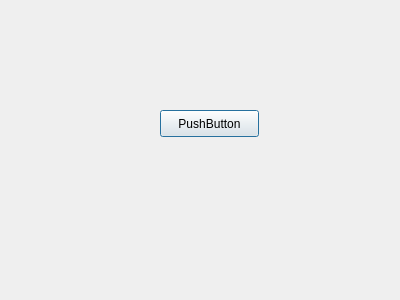
Old version of the form product_details.ui in the repository Gadheyan/DigiBill.
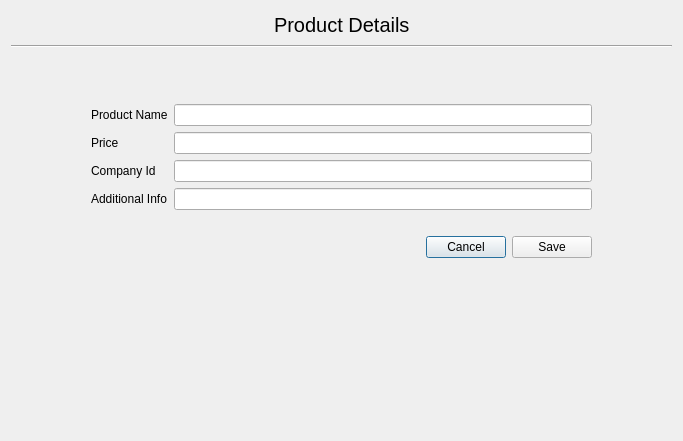
New version of the form. Icons and pictures are not drawn.

```diff
--- a/product_details.ui
+++ b/product_details.ui
@@ -6,26 +6,224 @@
    <rect>
     <x>0</x>
     <y>0</y>
-    <width>400</width>
-    <height>300</height>
+    <width>683</width>
+    <height>441</height>
    </rect>
   </property>
+  <property name="sizePolicy">
+   <sizepolicy hsizetype="Preferred" vsizetype="Preferred">
+    <horstretch>0</horstretch>
+    <verstretch>0</verstretch>
+   </sizepolicy>
+  </property>
   <property name="windowTitle">
    <string>Dialog</string>
   </property>
-  <widget class="QPushButton" name="pushButton">
-   <property name="geometry">
-    <rect>
-     <x>160</x>
-     <y>110</y>
-     <width>99</width>
-     <height>27</height>
-    </rect>
-   </property>
-   <property name="text">
-    <string>PushButton</string>
-   </property>
-  </widget>
+  <property name="autoFillBackground">
+   <bool>false</bool>
+  </property>
+  <layout class="QVBoxLayout" name="verticalLayout_3">
+   <item>
+    <layout class="QVBoxLayout" name="verticalLayout_2">
+     <item>
+      <layout class="QVBoxLayout" name="verticalLayout" stretch="0,0">
+       <property name="sizeConstraint">
+        <enum>QLayout::SetDefaultConstraint</enum>
+       </property>
+       <item>
+        <layout class="QHBoxLayout" name="horizontalLayout">
+         <item>
+          <spacer name="horizontalSpacer">
+           <property name="orientation">
+            <enum>Qt::Horizontal</enum>
+           </property>
+           <property name="sizeHint" stdset="0">
+            <size>
+             <width>248</width>
+             <height>28</height>
+            </size>
+           </property>
+          </spacer>
+         </item>
+         <item>
+          <widget class="QLabel" name="label">
+           <property name="font">
+            <font>
+             <pointsize>15</pointsize>
+            </font>
+           </property>
+           <property name="text">
+            <string>Product Details</string>
+           </property>
+          </widget>
+         </item>
+         <item>
+          <spacer name="horizontalSpacer_2">
+           <property name="orientation">
+            <enum>Qt::Horizontal</enum>
+           </property>
+           <property name="sizeHint" stdset="0">
+            <size>
+             <width>248</width>
+             <height>28</height>
+            </size>
+           </property>
+          </spacer>
+         </item>
+        </layout>
+       </item>
+       <item>
+        <widget class="Line" name="line">
+         <property name="font">
+          <font>
+           <weight>50</weight>
+           <bold>false</bold>
+          </font>
+         </property>
+         <property name="orientation">
+          <enum>Qt::Horizontal</enum>
+         </property>
+        </widget>
+       </item>
+      </layout>
+     </item>
+     <item>
+      <layout class="QFormLayout" name="formLayout">
+       <property name="leftMargin">
+        <number>80</number>
+       </property>
+       <property name="topMargin">
+        <number>50</number>
+       </property>
+       <property name="rightMargin">
+        <number>80</number>
+       </property>
+       <property name="bottomMargin">
+        <number>20</number>
+       </property>
+       <item row="0" column="0">
+        <widget class="QLabel" name="label_2">
+         <property name="text">
+          <string>Product Name</string>
+         </property>
+        </widget>
+       </item>
+       <item row="0" column="1">
+        <widget class="QLineEdit" name="product_name">
+         <property name="enabled">
+          <bool>true</bool>
+         </property>
+        </widget>
+       </item>
+       <item row="1" column="1">
+        <widget class="QLineEdit" name="price"/>
+       </item>
+       <item row="2" column="0">
+        <widget class="QLabel" name="label_3">
+         <property name="text">
+          <string>Company Id</string>
+         </property>
+        </widget>
+       </item>
+       <item row="3" column="0">
+        <widget class="QLabel" name="label_5">
+         <property name="text">
+          <string>Additional Info</string>
+         </property>
+        </widget>
+       </item>
+       <item row="3" column="1">
+        <widget class="QLineEdit" name="additional"/>
+       </item>
+       <item row="1" column="0">
+        <widget class="QLabel" name="label_4">
+         <property name="text">
+          <string>Price</string>
+         </property>
+        </widget>
+       </item>
+       <item row="2" column="1">
+        <widget class="QLineEdit" name="company_id"/>
+       </item>
+      </layout>
+     </item>
+     <item>
+      <layout class="QHBoxLayout" name="horizontalLayout_3">
+       <property name="rightMargin">
+        <number>80</number>
+       </property>
+       <property name="bottomMargin">
+        <number>0</number>
+       </property>
+       <item>
+        <spacer name="horizontalSpacer_3">
+         <property name="orientation">
+          <enum>Qt::Horizontal</enum>
+         </property>
+         <property name="sizeHint" stdset="0">
+          <size>
+           <width>348</width>
+           <height>20</height>
+          </size>
+         </property>
+        </spacer>
+       </item>
+       <item>
+        <layout class="QHBoxLayout" name="horizontalLayout_2">
+         <item>
+          <widget class="QPushButton" name="pushButton_2">
+           <property name="sizePolicy">
+            <sizepolicy hsizetype="Fixed" vsizetype="Fixed">
+             <horstretch>0</horstretch>
+             <verstretch>0</verstretch>
+            </sizepolicy>
+           </property>
+           <property name="text">
+            <string>Cancel</string>
+           </property>
+           <property name="icon">
+            <iconset resource="tick_icon.qrc">
+             <normaloff>:/cancel/cancel.svg</normaloff>:/cancel/cancel.svg</iconset>
+           </property>
+          </widget>
+         </item>
+         <item>
+          <widget class="QPushButton" name="pushButton">
+           <property name="sizePolicy">
+            <sizepolicy hsizetype="Fixed" vsizetype="Fixed">
+             <horstretch>0</horstretch>
+             <verstretch>0</verstretch>
+            </sizepolicy>
+           </property>
+           <property name="text">
+            <string>Save</string>
+           </property>
+           <property name="icon">
+            <iconset resource="tick_icon.qrc">
+             <normaloff>:/Icons/tick.png</normaloff>:/Icons/tick.png</iconset>
+           </property>
+          </widget>
+         </item>
+        </layout>
+       </item>
+      </layout>
+     </item>
+    </layout>
+   </item>
+   <item>
+    <spacer name="verticalSpacer">
+     <property name="orientation">
+      <enum>Qt::Vertical</enum>
+     </property>
+     <property name="sizeHint" stdset="0">
+      <size>
+       <width>20</width>
+       <height>40</height>
+      </size>
+     </property>
+    </spacer>
+   </item>
+  </layout>
  </widget>
  <resources/>
  <connections/>
```
Left out of the diff: 6 changed lines with no effect on the pictures.
